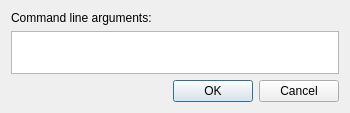
Old version of the form src/dialogs/NativeDebugDialog.ui in the repository rizinorg/cutter.
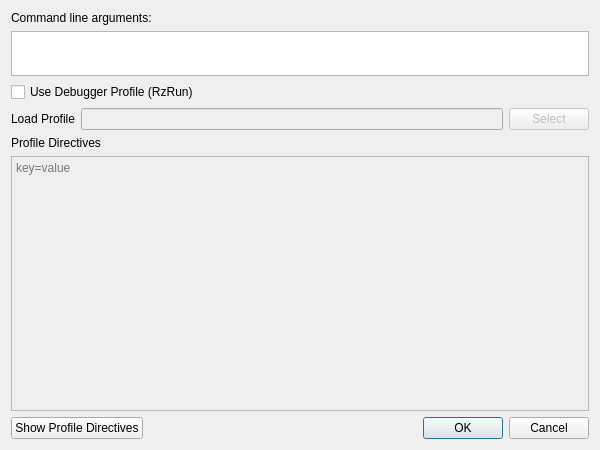
New version of the form.

Commit message: Allow setting RzRun profile before debugging

```diff
--- a/src/dialogs/NativeDebugDialog.ui
+++ b/src/dialogs/NativeDebugDialog.ui
@@ -9,8 +9,8 @@
    <rect>
     <x>0</x>
     <y>0</y>
-    <width>350</width>
-    <height>113</height>
+    <width>600</width>
+    <height>450</height>
    </rect>
   </property>
   <property name="sizePolicy">
@@ -53,21 +53,90 @@
      <property name="maximumSize">
       <size>
        <width>16777215</width>
-       <height>16777215</height>
+       <height>45</height>
       </size>
      </property>
     </widget>
    </item>
    <item>
-    <widget class="QDialogButtonBox" name="buttonBox">
-     <property name="orientation">
-      <enum>Qt::Horizontal</enum>
+    <widget class="QCheckBox" name="profileCheckbox">
+     <property name="text">
+      <string>Use Debugger Profile (RzRun)</string>
      </property>
-     <property name="standardButtons">
-      <set>QDialogButtonBox::Cancel|QDialogButtonBox::Ok</set>
+    </widget>
+   </item>
+   <item>
+    <layout class="QHBoxLayout" name="loadProfileLayout">
+     <item>
+      <widget class="QLabel" name="profileText">
+       <property name="text">
+        <string>Load Profile</string>
+       </property>
+      </widget>
+     </item>
+     <item>
+      <widget class="QLineEdit" name="profilePathEdit">
+       <property name="enabled">
+        <bool>false</bool>
+       </property>
+       <property name="readOnly">
+        <bool>true</bool>
+       </property>
+      </widget>
+     </item>
+     <item>
+      <widget class="QPushButton" name="profilePathBtn">
+       <property name="enabled">
+        <bool>false</bool>
+       </property>
+       <property name="text">
+        <string>Select</string>
+       </property>
+      </widget>
+     </item>
+    </layout>
+   </item>
+   <item>
+    <widget class="QLabel" name="directiveText">
+     <property name="text">
+      <string>Profile Directives</string>
      </property>
     </widget>
    </item>
+   <item>
+    <widget class="QPlainTextEdit" name="directiveEdit">
+     <property name="enabled">
+      <bool>false</bool>
+     </property>
+     <property name="inputMethodHints">
+      <set>Qt::InputMethodHint::ImhMultiLine</set>
+     </property>
+     <property name="placeholderText">
+      <string>key=value</string>
+     </property>
+    </widget>
+   </item>
+   <item>
+    <layout class="QHBoxLayout" name="bottomLayout">
+     <item>
+      <widget class="QPushButton" name="directiveListBtn">
+       <property name="text">
+        <string>Show Profile Directives</string>
+       </property>
+      </widget>
+     </item>
+     <item>
+      <widget class="QDialogButtonBox" name="buttonBox">
+       <property name="orientation">
+        <enum>Qt::Orientation::Horizontal</enum>
+       </property>
+       <property name="standardButtons">
+        <set>QDialogButtonBox::StandardButton::Cancel|QDialogButtonBox::StandardButton::Ok</set>
+       </property>
+      </widget>
+     </item>
+    </layout>
+   </item>
   </layout>
  </widget>
  <resources/>
```
Left out of the diff: 34 changed lines with no effect on the pictures. The commit also changes 9 other files.
